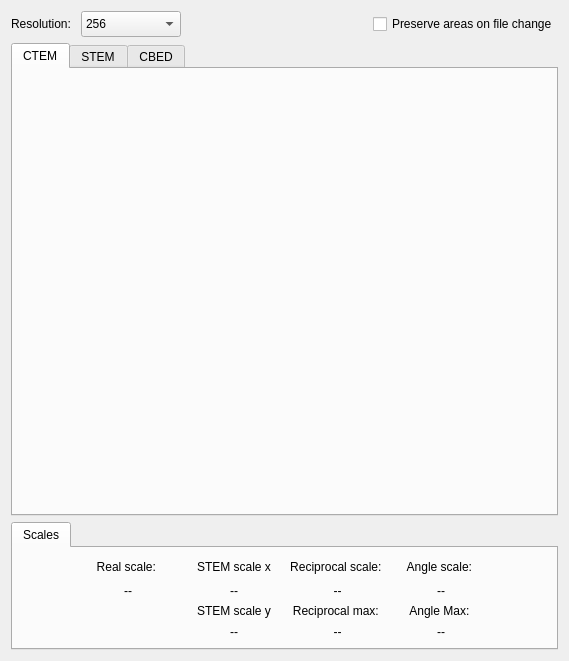
The window that dialogs/settings/frames/arealayoutframe.ui (JJPPeters/clTEM) describes before a commit, drawn with Qt 5.
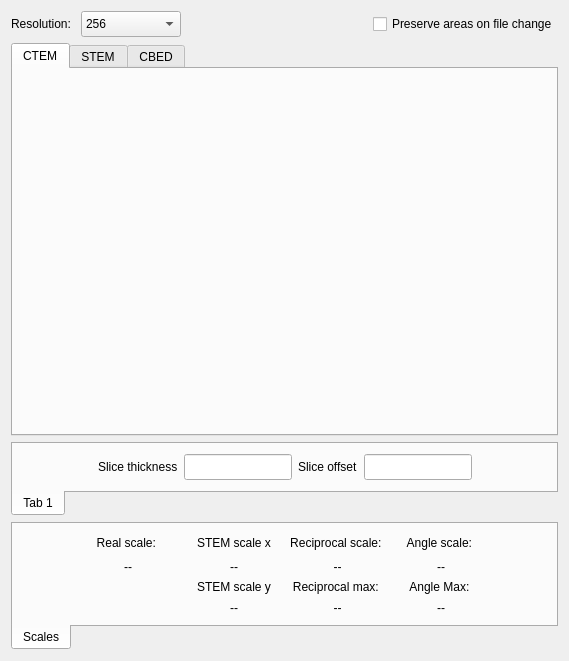
The same window after the commit. Custom widgets are drawn as their Qt base class.

Commit message: Added dialog options to set slice thickness and offset

```diff
--- a/dialogs/settings/frames/arealayoutframe.ui
+++ b/dialogs/settings/frames/arealayoutframe.ui
@@ -13,7 +13,7 @@
   <property name="windowTitle">
    <string>Form</string>
   </property>
-  <layout class="QGridLayout" name="gridLayout" rowstretch="0,1,0" columnstretch="0">
+  <layout class="QGridLayout" name="gridLayout" rowstretch="0,1,0,0" columnstretch="0">
    <item row="0" column="0">
     <layout class="QHBoxLayout" name="horizontalLayout">
      <item>
@@ -95,8 +95,11 @@
      </item>
     </layout>
    </item>
-   <item row="2" column="0">
-    <widget class="QTabWidget" name="tabScaleWidget">
+   <item row="3" column="0">
+    <widget class="tabPanel" name="tabScaleWidget">
+     <property name="tabPosition">
+      <enum>QTabWidget::South</enum>
+     </property>
      <property name="currentIndex">
       <number>0</number>
      </property>
@@ -346,8 +349,93 @@
      </widget>
     </widget>
    </item>
+   <item row="2" column="0">
+    <widget class="tabPanel" name="tabZWidget">
+     <property name="tabPosition">
+      <enum>QTabWidget::South</enum>
+     </property>
+     <property name="currentIndex">
+      <number>0</number>
+     </property>
+     <widget class="QWidget" name="tZ">
+      <attribute name="title">
+       <string>Tab 1</string>
+      </attribute>
+      <layout class="QGridLayout" name="gridLayout_3">
+       <item row="0" column="2">
+        <widget class="QLineEdit" name="edtSliceThickness">
+         <property name="minimumSize">
+          <size>
+           <width>100</width>
+           <height>26</height>
+          </size>
+         </property>
+        </widget>
+       </item>
+       <item row="0" column="6">
+        <spacer name="horizontalSpacer_5">
+         <property name="orientation">
+          <enum>Qt::Horizontal</enum>
+         </property>
+         <property name="sizeHint" stdset="0">
+          <size>
+           <width>43</width>
+           <height>20</height>
+          </size>
+         </property>
+        </spacer>
+       </item>
+       <item row="0" column="0">
+        <spacer name="horizontalSpacer_4">
+         <property name="orientation">
+          <enum>Qt::Horizontal</enum>
+         </property>
+         <property name="sizeHint" stdset="0">
+          <size>
+           <width>44</width>
+           <height>20</height>
+          </size>
+         </property>
+        </spacer>
+       </item>
+       <item row="0" column="1">
+        <widget class="QLabel" name="label_4">
+         <property name="text">
+          <string>Slice thickness</string>
+         </property>
+        </widget>
+       </item>
+       <item row="0" column="4">
+        <widget class="QLineEdit" name="edtSliceOffset">
+         <property name="minimumSize">
+          <size>
+           <width>100</width>
+           <height>26</height>
+          </size>
+         </property>
+        </widget>
+       </item>
+       <item row="0" column="3">
+        <widget class="QLabel" name="label_5">
+         <property name="text">
+          <string>Slice offset</string>
+         </property>
+        </widget>
+       </item>
+      </layout>
+     </widget>
+    </widget>
+   </item>
   </layout>
  </widget>
+ <customwidgets>
+  <customwidget>
+   <class>tabPanel</class>
+   <extends>QTabWidget</extends>
+   <header>controls/tabpanel.h</header>
+   <container>1</container>
+  </customwidget>
+ </customwidgets>
  <resources/>
  <connections/>
 </ui>
```
The commit also changes 5 other files.
